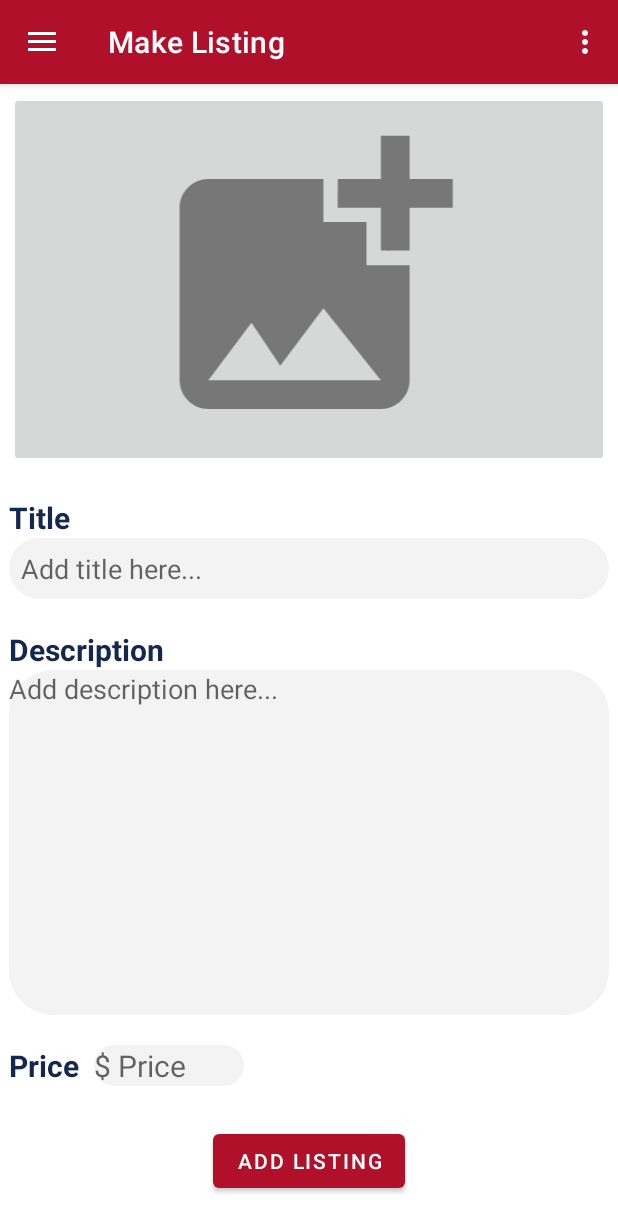
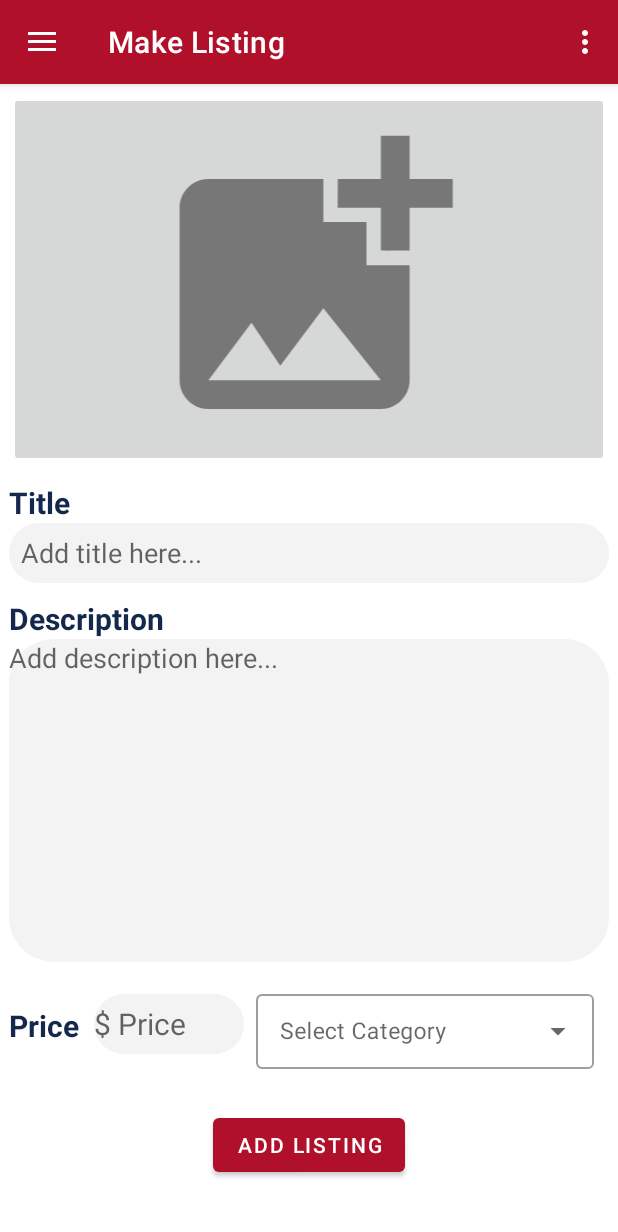
Before and after one commit to CSCI150-LAB01/UniSell, an Android app: the screen it shows after launch (MainActivity), in the side drawer, after a tap on "Make Listing", on a phone screen of 412 x 824 dp. Shown: the top 1232 px of the screen. Run offline under Robolectric (Android 15) with nearby library versions, the phone set to English and light mode, and no system bars; our stand-ins replace navigation-ui; Roboto replaces fonts that are not available here.

Commit message:
Drop down menu

```diff
--- a/UniSellApplication/app/src/main/java/com/example/unisellapplication/ui/create_listing/CreateListingFragment.java
+++ b/UniSellApplication/app/src/main/java/com/example/unisellapplication/ui/create_listing/CreateListingFragment.java
@@ -5,16 +5,22 @@ import android.net.Uri;
 import android.os.Bundle;
 
 import androidx.annotation.NonNull;
+import androidx.appcompat.app.AppCompatActivity;
 import androidx.fragment.app.Fragment;
 
 import android.view.LayoutInflater;
 import android.view.View;
 import android.view.ViewGroup;
+import android.widget.AdapterView;
+import android.widget.ArrayAdapter;
+import android.widget.AutoCompleteTextView;
 import android.widget.Button;
 import android.widget.EditText;
 import android.widget.ImageButton;
+import android.widget.Toast;
 
 import com.example.unisellapplication.R;
+import com.example.unisellapplication.activities.HomeActivity;
 
 public class CreateListingFragment extends Fragment {
 
@@ -23,6 +29,11 @@ public class CreateListingFragment extends Fragment {
     private static final int SELECT_PICTURE = 200;
 
 //    FirebaseFirestore db;
+    String[] item = {"Textbooks", "School Supplies","Lab Equipment", "Dorm Essentials", "Other"};
+
+    AutoCompleteTextView autoCompleteTextView;
+
+    ArrayAdapter<String> adapterItems;
 
     public View onCreateView(@NonNull LayoutInflater inflater,
                              ViewGroup container, Bundle savedInstanceState) {
@@ -32,6 +43,21 @@ public class CreateListingFragment extends Fragment {
         title = root.findViewById(R.id.editTextTitle);
         description = root.findViewById(R.id.editTextDescripiton);
         price =root.findViewById(R.id.editTextPrice);
+
+        autoCompleteTextView =root.findViewById(R.id.SelectCategory);
+
+        adapterItems = new ArrayAdapter<String>(getActivity(), R.layout.select_category, item);
+
+        autoCompleteTextView.setAdapter(adapterItems);
+
+        autoCompleteTextView.setOnItemClickListener(new AdapterView.OnItemClickListener() {
+            @Override
+            public void onItemClick(AdapterView<?> adapterView, View view, int i, long id) {
+                String item = adapterView.getItemAtPosition(i).toString();
+                Toast.makeText(getActivity(), "Item: " + item, Toast.LENGTH_SHORT).show();
+
+            }
+        });
 
         imageButton.setOnClickListener(new View.OnClickListener() {
             @Override
--- a/UniSellApplication/app/src/main/res/layout/fragment_create_listing.xml
+++ b/UniSellApplication/app/src/main/res/layout/fragment_create_listing.xml
@@ -23,7 +23,7 @@
         android:id="@+id/title_txt"
         android:layout_width="wrap_content"
         android:layout_height="wrap_content"
-        android:layout_marginTop="20dp"
+        android:layout_marginTop="10dp"
         android:layout_marginBottom="1dp"
         android:text="Title"
         android:textColor="@color/blue_2767"
@@ -36,7 +36,7 @@
     <EditText
         android:id="@+id/editTextTitle"
         android:layout_width="400dp"
-        android:layout_height="wrap_content"
+        android:layout_height="40dp"
         android:background="@drawable/edittext_background"
         android:ems="10"
         android:hint="Add title here..."
@@ -50,7 +50,7 @@
         android:id="@+id/description_txt"
         android:layout_width="wrap_content"
         android:layout_height="wrap_content"
-        android:layout_marginTop="20dp"
+        android:layout_marginTop="10dp"
         android:layout_marginBottom="1dp"
         android:text="Description"
         android:textColor="@color/blue_2767"
@@ -63,7 +63,7 @@
     <EditText
         android:id="@+id/editTextDescripiton"
         android:layout_width="400dp"
-        android:layout_height="230dp"
+        android:layout_height="215dp"
         android:background="@drawable/edittext_background"
         android:ems="10"
         android:gravity="top"
@@ -79,7 +79,7 @@
         android:id="@+id/price_txt"
         android:layout_width="wrap_content"
         android:layout_height="wrap_content"
-        android:layout_marginTop="20dp"
+        android:layout_marginTop="28.5dp"
         android:layout_marginBottom="1dp"
         android:text="Price"
         android:textColor="@color/blue_2767"
@@ -91,9 +91,9 @@
     <EditText
         android:id="@+id/editTextPrice"
         android:layout_width="100dp"
-        android:layout_height="wrap_content"
+        android:layout_height="40dp"
         android:background="@drawable/edittext_background"
-        android:layout_marginTop="20dp"
+        android:layout_marginTop="21.5dp"
         android:ems="10"
         android:hint="$ Price"
         android:textSize="20sp"
@@ -101,6 +101,24 @@
         android:layout_marginStart="10dp"
         app:layout_constraintStart_toEndOf="@+id/price_txt"
         app:layout_constraintTop_toBottomOf="@+id/editTextDescripiton" />
+
+    <com.google.android.material.textfield.TextInputLayout
+
+        style="@style/Widget.MaterialComponents.TextInputLayout.OutlinedBox.ExposedDropdownMenu"
+        android:layout_width="225dp"
+        android:layout_height="55dp"
+        android:layout_margin="16dp"
+        android:hint="Select Category"
+        app:layout_constraintEnd_toEndOf="parent"
+        app:layout_constraintTop_toBottomOf="@+id/editTextDescripiton">
+
+        <AutoCompleteTextView
+            android:id="@+id/SelectCategory"
+            android:layout_width="match_parent"
+            android:layout_height="50dp"
+            android:textSize="15sp"
+            android:inputType="none" />
+    </com.google.android.material.textfield.TextInputLayout>
 
     <Button
         android:id="@+id/add_listing_btn"
--- /dev/null
+++ b/UniSellApplication/app/src/main/res/layout/select_category.xml
@@ -0,0 +1,12 @@
+<?xml version="1.0" encoding="utf-8"?>
+<TextView xmlns:android="http://schemas.android.com/apk/res/android"
+    android:layout_width="match_parent"
+    android:layout_height="match_parent"
+    android:padding="16dp"
+    android:ellipsize="end"
+    android:maxLines="1"
+    android:textAppearance="?attr/textAppearanceSubtitle1">
+
+
+
+</TextView>
```
